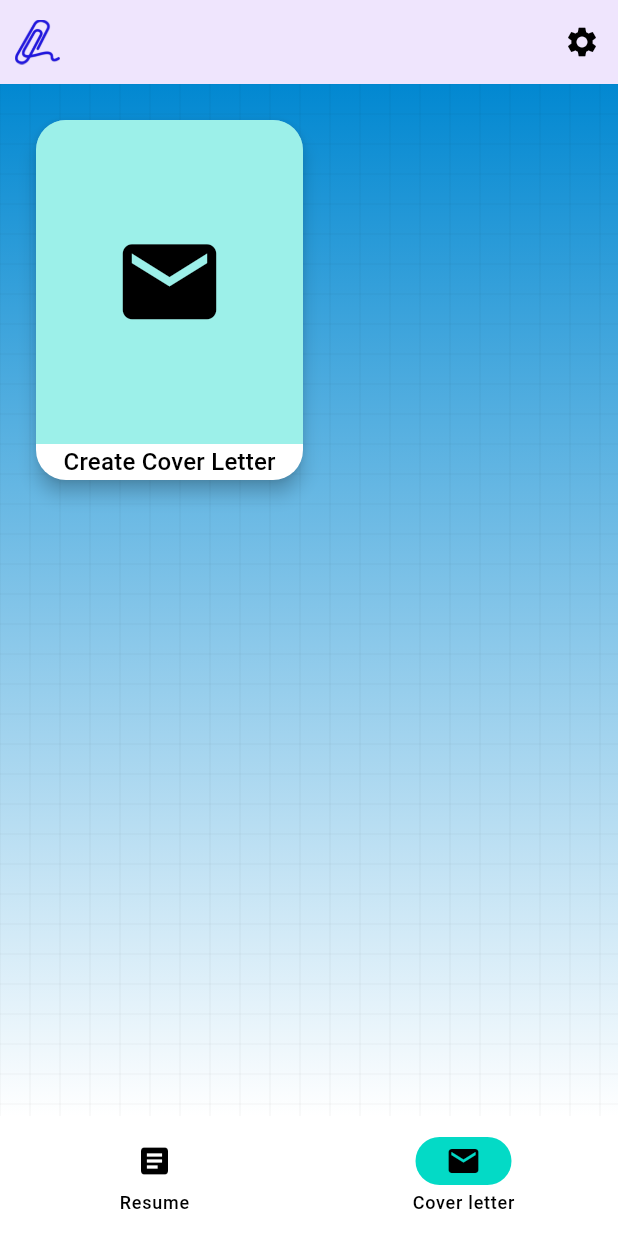
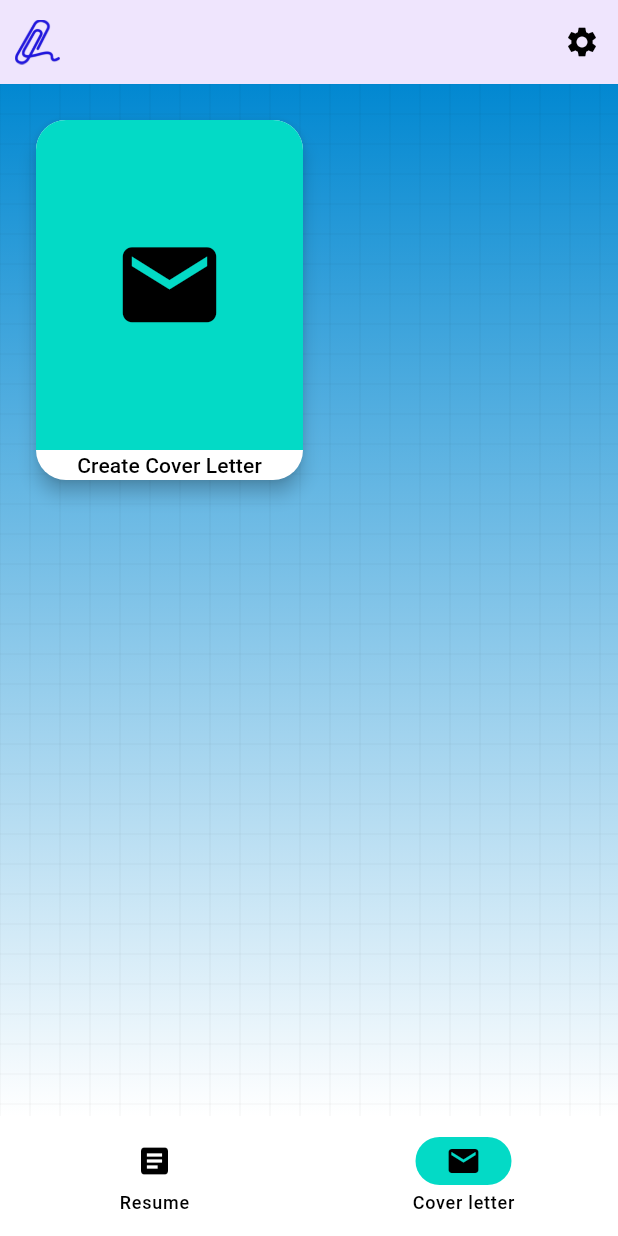
Before and after one commit to ahmedrasar/resumeflow, a Flutter app: the CoverletterDashboardPage screen opened by its route, on a phone screen of 412 x 824 dp. Run offline on Flutter 3.47's test engine with Material 3 defaults, Android fonts, the phone set to English and light mode, and no system bars; our stand-ins replace firebase_core, flutter_animate, go_router, google_fonts, shared_preferences; missing offline and left inert: window_manager; accounts and stored records are empty; Roboto replaces fonts that are missing (Tinos).

Commit message:
Fix cover letter dashboard screen not rebuling on dependency change

```diff
--- a/lib/ui/home_screen/coverletter_dashboard_page.dart
+++ b/lib/ui/home_screen/coverletter_dashboard_page.dart
@@ -9,17 +9,20 @@ class CoverletterDashboardPage extends StatelessWidget {
   @override
   Widget build(BuildContext context) {
     return GridBackground(
-      child: GridView.builder(
-        gridDelegate: SliverGridDelegateWithMaxCrossAxisExtent(
+      child: Builder(builder: (context) {
+        return GridView.builder(
+          gridDelegate: const SliverGridDelegateWithMaxCrossAxisExtent(
             maxCrossAxisExtent: 200,
             childAspectRatio: 0.75,
           ),
           padding: const EdgeInsets.all(20),
           itemCount: 1,
-        itemBuilder: (BuildContext context, int index) {
+          itemBuilder: (_, int index) {
+            // For unuknown reason the grid builder context does not rebuild the widget
             return _buildCoverletterTile(context);
           },
-      ),
+        );
+      }),
     );
   }
 
@@ -38,7 +41,7 @@ class CoverletterDashboardPage extends StatelessWidget {
               child: ClipRRect(
                 borderRadius: BorderRadius.vertical(top: Radius.circular(20)),
                 child: ColoredBox(
-                  color: Theme.of(context).colorScheme.tertiary.withAlpha(100),
+                  color: Theme.of(context).colorScheme.tertiary,
                   child: SizedBox.expand(
                     child: Icon(
                       Icons.mail,
@@ -50,7 +53,7 @@ class CoverletterDashboardPage extends StatelessWidget {
             ),
             Text(
               ResumeflowLocalizations.of(context).createCoverLetter,
-              style: Theme.of(context).textTheme.titleMedium,
+              style: Theme.of(context).textTheme.titleSmall,
             ),
           ],
         ),
```
Lines whose indentation alone changed are shown as unchanged.
